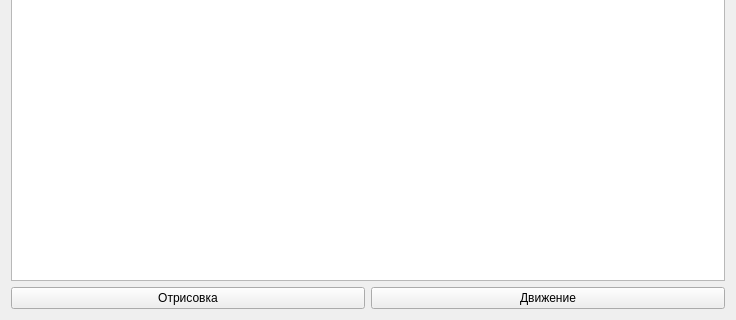
Above: moyproject/widget2.ui from kogtenev123/BAK-Labs before the change; both pictures show x 0 to 736 and y 201 to 521 of the 736 by 521 pixel window. Below: the same form after it.
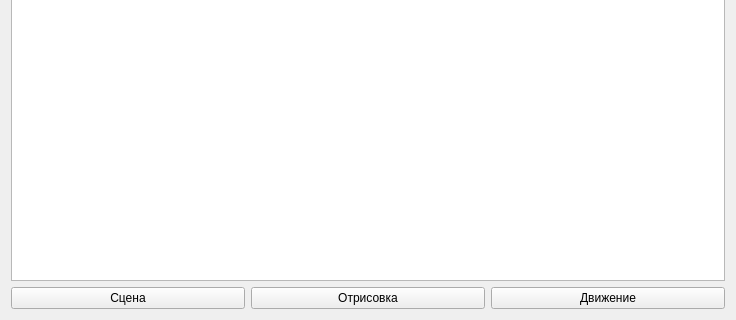
That is the form after the change.

Diff of the .ui file:
```diff
--- a/moyproject/widget2.ui
+++ b/moyproject/widget2.ui
@@ -19,6 +19,13 @@
    </item>
    <item>
     <layout class="QHBoxLayout" name="horizontalLayout">
+     <item>
+      <widget class="QPushButton" name="pushButton_3">
+       <property name="text">
+        <string>Сцена</string>
+       </property>
+      </widget>
+     </item>
      <item>
       <widget class="QPushButton" name="pushButton">
        <property name="text">
```
